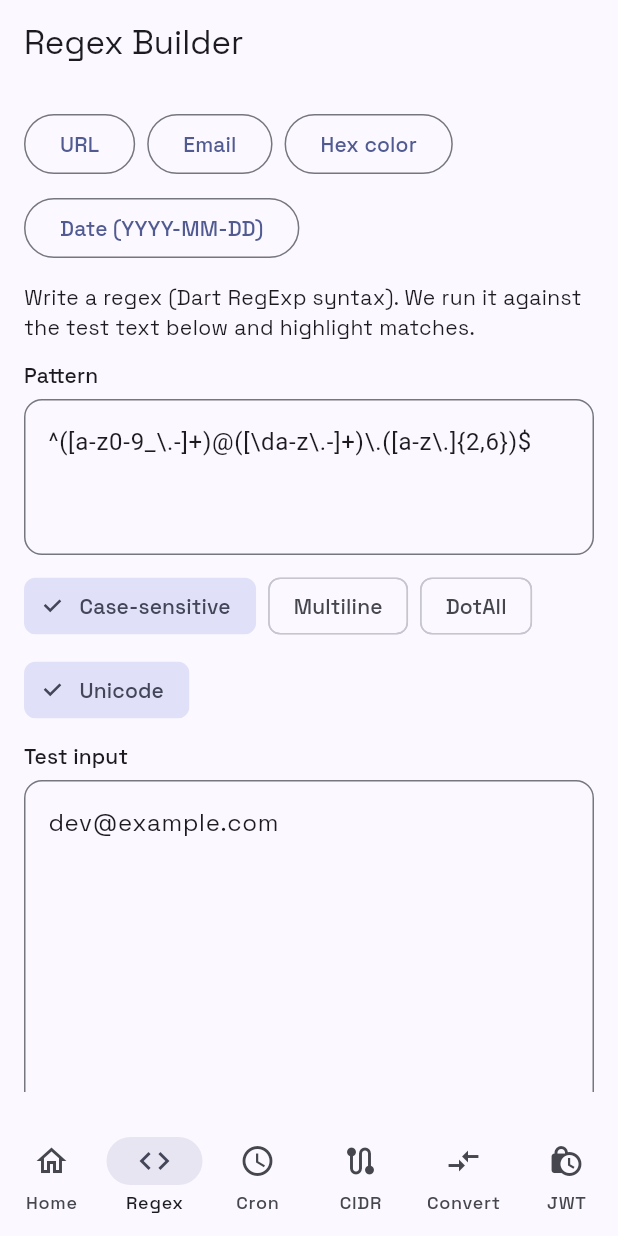
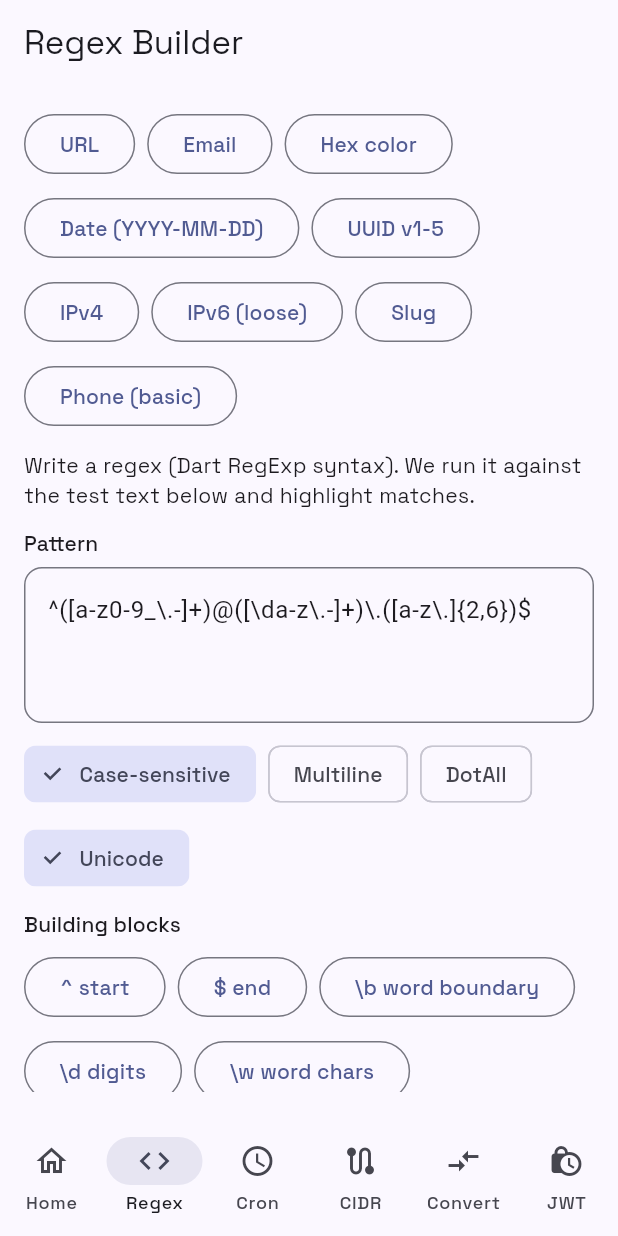
Before and after one commit to firasmosbehi/devtools-pro, a Flutter app: the screen it shows after launch, item 2 of the bottom bar chosen, on a phone screen of 412 x 824 dp. Run offline on Flutter 3.47's test engine with Material 3 defaults, Android fonts, the phone set to English and light mode, and no system bars; our stand-ins replace google_fonts, timezone, yaml; missing offline and left inert: cron_parser, json2yaml, toml.

Commit message:
enhance regex builder with snippets and richer presets

```diff
--- a/lib/main.dart
+++ b/lib/main.dart
@@ -1,6 +1,7 @@
 import 'dart:convert';
 
 import 'package:flutter/material.dart';
+import 'package:flutter/services.dart';
 import 'package:google_fonts/google_fonts.dart';
 import 'package:intl/intl.dart';
 import 'package:timezone/data/latest.dart' as tz;
@@ -442,6 +443,31 @@ class _RegexBuilderPageState extends State<RegexBuilderPage> {
                             'Date (YYYY-MM-DD)',
                             sample: '2026-02-06',
                           ),
+                          _regexPresetButton(
+                            r"^[a-f0-9]{8}-[a-f0-9]{4}-[1-5][a-f0-9]{3}-[89ab][a-f0-9]{3}-[a-f0-9]{12}$",
+                            'UUID v1-5',
+                            sample: '123e4567-e89b-12d3-a456-426614174000',
+                          ),
+                          _regexPresetButton(
+                            r"^(?:\d{1,3}\.){3}\d{1,3}$",
+                            'IPv4',
+                            sample: '192.168.10.5',
+                          ),
+                          _regexPresetButton(
+                            r"^[0-9a-fA-F:]+$",
+                            'IPv6 (loose)',
+                            sample: '2001:0db8:85a3:0000:0000:8a2e:0370:7334',
+                          ),
+                          _regexPresetButton(
+                            r"^[a-z0-9]+(?:-[a-z0-9]+)*$",
+                            'Slug',
+                            sample: 'dev-tools-pro',
+                          ),
+                          _regexPresetButton(
+                            r"^\+?[0-9 ()-]{7,}$",
+                            'Phone (basic)',
+                            sample: '+1 (415) 555-0101',
+                          ),
                         ],
                       ),
                       const SizedBox(height: 12),
@@ -486,6 +512,32 @@ class _RegexBuilderPageState extends State<RegexBuilderPage> {
                         ],
                       ),
                       const SizedBox(height: 10),
+                      Text(
+                        'Building blocks',
+                        style: Theme.of(context).textTheme.labelLarge,
+                      ),
+                      const SizedBox(height: 8),
+                      Wrap(
+                        spacing: 8,
+                        runSpacing: 8,
+                        children: [
+                          _snippetButton('^ start', '^'),
+                          _snippetButton(r'$ end', r'$'),
+                          _snippetButton(r'\b word boundary', r'\b'),
+                          _snippetButton(r'\d digits', r'\d'),
+                          _snippetButton(r'\w word chars', r'\w'),
+                          _snippetButton(r'\s whitespace', r'\s'),
+                          _snippetButton('.', '.'),
+                          _snippetButton('*', '*'),
+                          _snippetButton('+', '+'),
+                          _snippetButton('?', '?'),
+                          _snippetButton('{n,m}', '{1,3}'),
+                          _snippetButton('[abc]', '[abc]'),
+                          _snippetButton('(group)', '(...)'),
+                          _snippetButton('(?:non-capt)', '(?:...)'),
+                        ],
+                      ),
+                      const SizedBox(height: 10),
                       _LabeledField(
                         label: 'Test input',
                         controller: _testCtrl,
@@ -523,6 +575,19 @@ class _RegexBuilderPageState extends State<RegexBuilderPage> {
                             onPressed: _run,
                             icon: const Icon(Icons.play_arrow),
                             label: const Text('Run'),
+                          ),
+                          const SizedBox(width: 12),
+                          OutlinedButton.icon(
+                            onPressed: () {
+                              Clipboard.setData(
+                                ClipboardData(text: _patternCtrl.text),
+                              );
+                              ScaffoldMessenger.of(context).showSnackBar(
+                                const SnackBar(content: Text('Pattern copied')),
+                              );
+                            },
+                            icon: const Icon(Icons.copy),
+                            label: const Text('Copy pattern'),
                           ),
                           const SizedBox(width: 12),
                           FilterChip(
@@ -602,6 +667,7 @@ class _RegexBuilderPageState extends State<RegexBuilderPage> {
       onPressed: () => setState(() {
         _patternCtrl.text = pattern;
         if (sample != null) _testCtrl.text = sample;
+        if (_autoRun) _run();
       }),
       child: Text(label),
     );
@@ -616,6 +682,29 @@ class _RegexBuilderPageState extends State<RegexBuilderPage> {
         if (_autoRun) _run();
       }),
     );
+  }
+
+  Widget _snippetButton(String label, String snippet) {
+    return OutlinedButton(
+      onPressed: () => _insertSnippet(snippet),
+      child: Text(label),
+    );
+  }
+
+  void _insertSnippet(String snippet) {
+    final selection = _patternCtrl.selection;
+    final text = _patternCtrl.text;
+    final newText = selection.isValid
+        ? text.replaceRange(selection.start, selection.end, snippet)
+        : text + snippet;
+    final cursor = selection.isValid
+        ? selection.start + snippet.length
+        : newText.length;
+    _patternCtrl.value = TextEditingValue(
+      text: newText,
+      selection: TextSelection.collapsed(offset: cursor),
+    );
+    if (_autoRun) _run();
   }
 }
 
```
